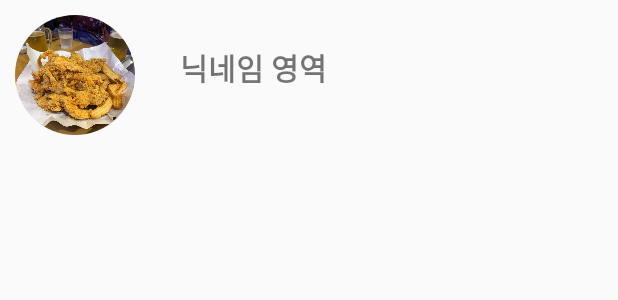
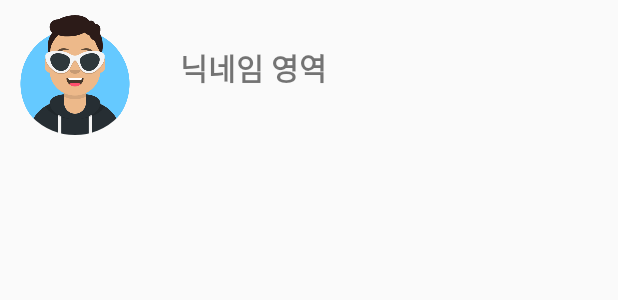
Before and after one commit to Deserve82/kotlin-boiler-plate, an Android app: the layout activity_my_comment.xml on its own in the app's theme, with its tools: preview values and no code run, on a phone screen of 412 x 824 dp. Shown: the top 300 px of the screen. Run offline under Robolectric (Android 15) with nearby library versions, the phone set to English and light mode, and no system bars.

Commit message:
[pref] change image file

```diff
--- a/FaMin copy/app/src/main/res/layout/activity_my_comment.xml
+++ b/FaMin copy/app/src/main/res/layout/activity_my_comment.xml
@@ -13,7 +13,7 @@
         app:layout_constraintTop_toTopOf="parent"
         app:layout_constraintLeft_toLeftOf="parent"
         android:layout_margin="10dp"
-        android:src="@drawable/chicken1"/>
+        android:src="@drawable/test_me"/>
 
     <TextView
         android:id="@+id/nickname_area"
```
